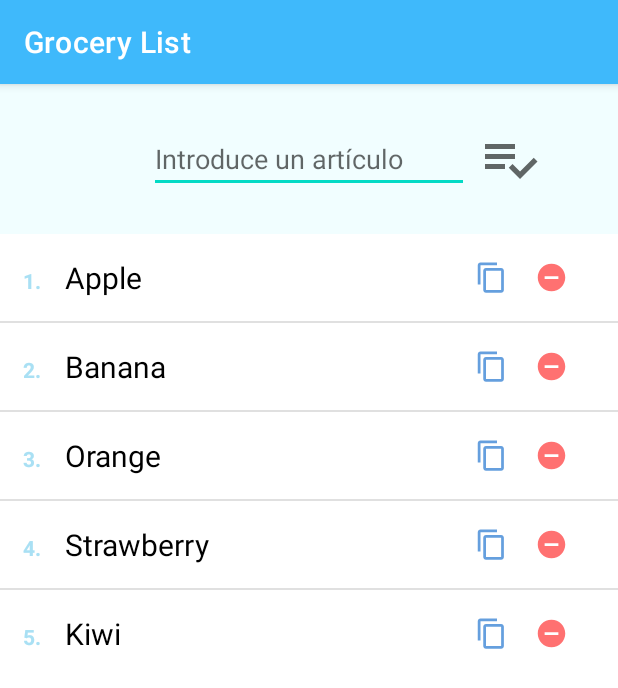
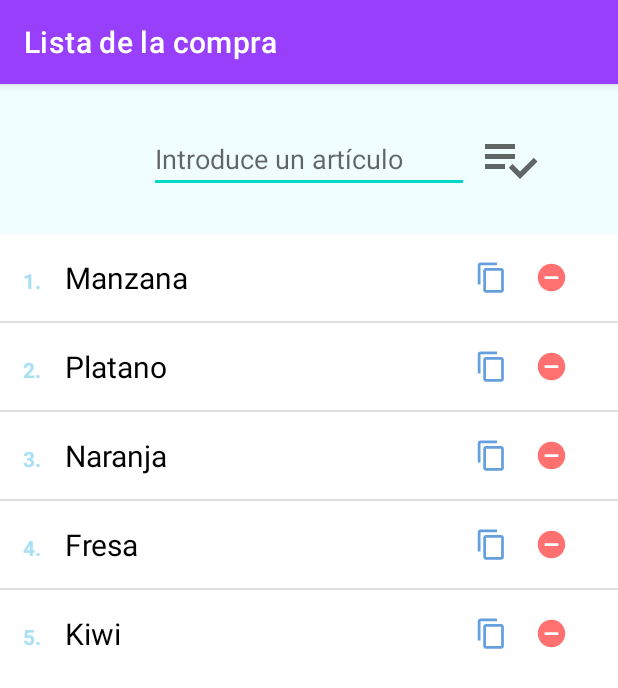
Before and after one commit to MarianoGL15/lista_compra, an Android app: the screen it shows after launch (MainActivity), on a phone screen of 412 x 824 dp. Shown: the top 688 px of the screen. Run offline under Robolectric (Android 15) with nearby library versions, the phone set to English and light mode, and no system bars.

Commit message:
no message

```diff
--- a/app/src/main/java/es/proyecto_final/lista_compra/MainActivity.java
+++ b/app/src/main/java/es/proyecto_final/lista_compra/MainActivity.java
@@ -37,10 +37,10 @@ public class MainActivity extends AppCompatActivity {
 
         // add hardcoded items to grocery list
         items = new ArrayList<>();
-        items.add("Apple");
-        items.add("Banana");
-        items.add("Orange");
-        items.add("Strawberry");
+        items.add("Manzana");
+        items.add("Platano");
+        items.add("Naranja");
+        items.add("Fresa");
         items.add("Kiwi");
 
         listView.setLongClickable(true);
--- a/app/src/main/res/values/colors.xml
+++ b/app/src/main/res/values/colors.xml
@@ -1,10 +1,10 @@
 <?xml version="1.0" encoding="utf-8"?>
 <resources>
     <color name="purple_200">#6E6E6E</color>
-    <color name="purple_500">#3FB9FB</color>
-    <color name="purple_700">#0799E8</color>
+    <color name="purple_500">#973FFB</color>
+    <color name="purple_700">#9907E8</color>
     <color name="teal_200">#FF03DAC5</color>
     <color name="teal_700">#FF018786</color>
     <color name="black">#FF000000</color>
-    <color name="white">#FFFFFFFF</color>
+    <color name="white">#FFFFFF</color>
 </resources>
--- a/app/src/main/res/values/strings.xml
+++ b/app/src/main/res/values/strings.xml
@@ -1,3 +1,3 @@
 <resources>
-    <string name="app_name">Grocery List</string>
+    <string name="app_name">Lista de la compra</string>
 </resources>
```
